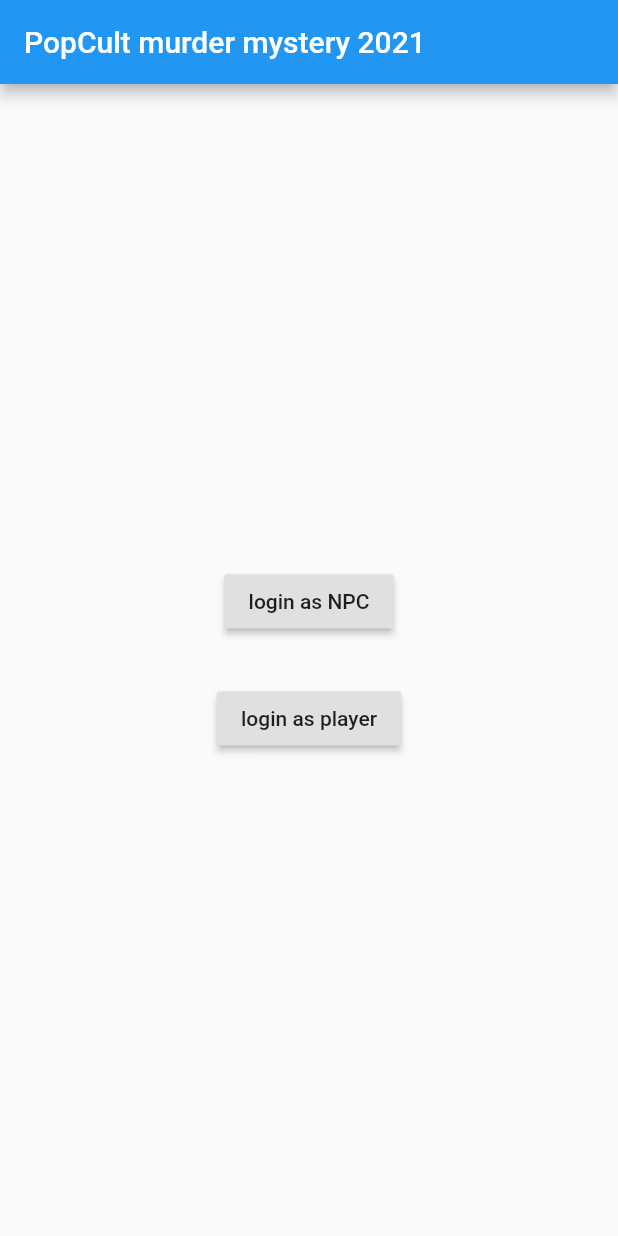
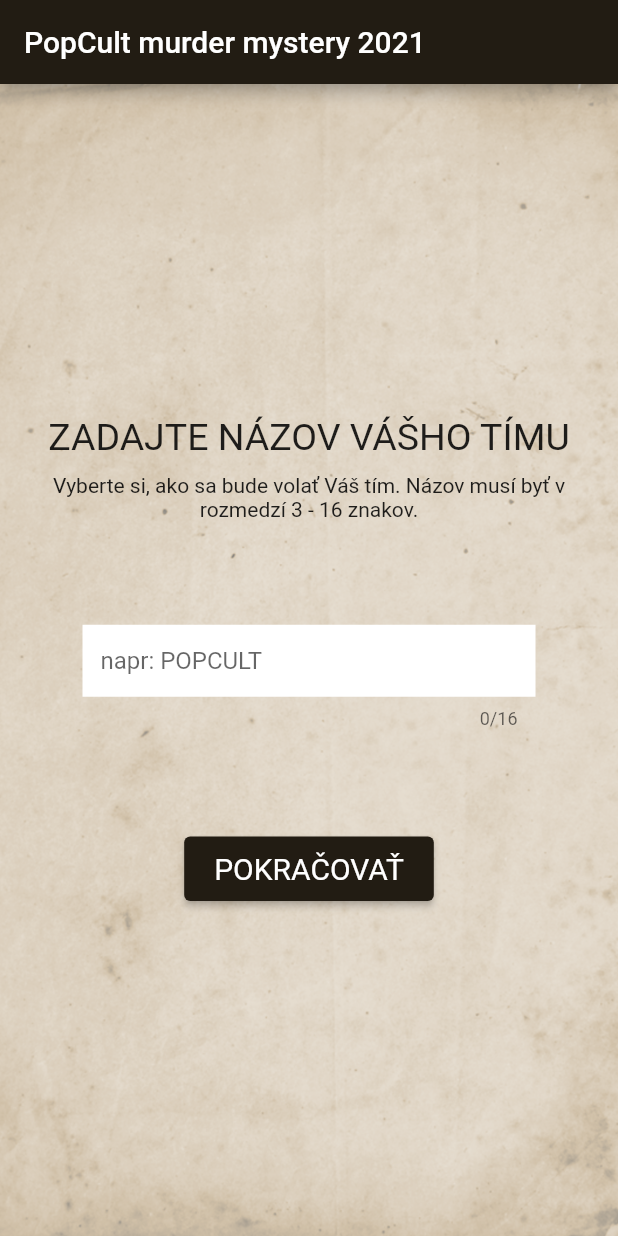
Before and after one commit to Yoda066/murdermystery2021, a Flutter app: the screen it shows after launch, on a phone screen of 412 x 824 dp. Run offline on Flutter 3.47's test engine with Material 2 defaults, Android fonts, the phone set to English and light mode, and no system bars; our stand-ins replace firebase_auth, firebase_core, firebase_database, google_fonts, shared_preferences; accounts and stored records are empty; network calls fail; statements that could not run were skipped.

Commit message:
novy dizajn

```diff
--- a/lib/login/login_screen.dart
+++ b/lib/login/login_screen.dart
@@ -12,19 +12,37 @@ class LoginScreen extends StatelessWidget {
   Widget build(BuildContext context) {
     return Center(
       child: Column(mainAxisAlignment: MainAxisAlignment.center, children: [
-        RaisedButton(
-          onPressed: () {
-            _loginAsNpc(context);
-          },
-          child: const Text('login as NPC'),
+        Expanded(
+          child: SizedBox(),
+          flex: 3,
         ),
-        const SizedBox(height: 30),
-        RaisedButton(
+        Text('ZADAJTE NÁZOV VÁŠHO TÍMU', style: TextStyle(fontSize: 25)),
+        const SizedBox(height: 10),
+        Text(
+          'Vyberte si, ako sa bude volať Váš tím. Názov musí byť v rozmedzí 3 - 16 znakov.',
+          textAlign: TextAlign.center,
+        ),
+        Expanded(child: SizedBox(), flex: 1),
+        Container(
+          padding: EdgeInsets.symmetric(vertical: 0.0, horizontal: 40.0),
+          child: TextField(
+            decoration: InputDecoration(
+              hintText: "napr: POPCULT",
+              filled: true,
+              fillColor: Colors.white,
+              border: InputBorder.none,
+            ),
+            maxLength: 16,
+          ),
+        ),
+        Expanded(child: SizedBox(), flex: 1),
+        ElevatedButton(
           onPressed: () {
             _loginAsPlayer(context);
           },
-          child: const Text('login as player'),
-        )
+          child: const Text('POKRAČOVAŤ'),
+        ),
+        Expanded(child: SizedBox(), flex: 3),
       ]),
     );
   }
--- a/lib/main.dart
+++ b/lib/main.dart
@@ -1,6 +1,7 @@
 import 'package:firebase_auth/firebase_auth.dart';
 import 'package:firebase_core/firebase_core.dart';
 import 'package:flutter/material.dart';
+import 'package:google_fonts/google_fonts.dart';
 import 'package:murdermystery2021/login/login_screen.dart';
 import 'package:murdermystery2021/menu_screen.dart';
 import 'package:murdermystery2021/models/User.dart';
@@ -20,6 +21,22 @@ void main() async {
   runApp(MyApp());
 }
 
+const MaterialColor kPrimaryColor = const MaterialColor(
+  0xFF221c13,
+  const <int, Color>{
+    50: const Color(0xFF221c13),
+    100: const Color(0xFF221c13),
+    200: const Color(0xFF221c13),
+    300: const Color(0xFF221c13),
+    400: const Color(0xFF221c13),
+    500: const Color(0xFF221c13),
+    600: const Color(0xFF221c13),
+    700: const Color(0xFF221c13),
+    800: const Color(0xFF221c13),
+    900: const Color(0xFF221c13),
+  },
+);
+
 class MyApp extends StatelessWidget {
   // This widget is the root of your application.
   @override
@@ -27,8 +44,14 @@ class MyApp extends StatelessWidget {
     return MaterialApp(
       title: 'Murder Mystery 2021',
       theme: ThemeData(
-        primarySwatch: Colors.blue,
+        primarySwatch: kPrimaryColor,
         visualDensity: VisualDensity.adaptivePlatformDensity,
+        fontFamily: GoogleFonts.roboto().fontFamily,
+        elevatedButtonTheme: ElevatedButtonThemeData(
+            style: TextButton.styleFrom(
+                padding: EdgeInsets.symmetric(vertical: 10, horizontal: 20),
+                textStyle:
+                    GoogleFonts.roboto(color: Colors.white, fontSize: 20))),
       ),
       home: MyHomePage(title: 'PopCult murder mystery 2021'),
     );
@@ -55,17 +78,23 @@ class _MyHomePageState extends State<MyHomePage> {
   @override
   Widget build(BuildContext context) {
     return Scaffold(
-      appBar: AppBar(
-        title: Text(getWelcomeString()),
-      ),
-      resizeToAvoidBottomPadding: false,
-      body:
-          _getScreenForUser(), // This trailing comma makes auto-formatting nicer for build methods.
-    );
+        appBar: AppBar(
+          title: Text(getWelcomeString()),
+        ),
+        body: DecoratedBox(
+            decoration: BoxDecoration(
+              image: DecorationImage(
+                  image: AssetImage("images/pozadie.png"), fit: BoxFit.cover),
+            ),
+            child: Container(
+                padding: EdgeInsets.all(15), child: _getScreenForUser()))
+        // This trailing comma makes auto-formatting nicer for build methods.
+        );
   }
 
   Widget _getScreenForUser() {
     if (loggedUser == null) {
+      // return WelcomeScreen();
       return LoginScreen(userChanged: _userChanged);
     } else {
       //do the menu
--- a/pubspec.yaml
+++ b/pubspec.yaml
@@ -15,7 +15,7 @@ publish_to: 'none' # Remove this line if you wish to publish to pub.dev
 # In iOS, build-name is used as CFBundleShortVersionString while build-number used as CFBundleVersion.
 # Read more about iOS versioning at
 # https://developer.apple.com/library/archive/documentation/General/Reference/InfoPlistKeyReference/Articles/CoreFoundationKeys.html
-version: 1.0.2+5
+version: 1.0.3+6
 
 environment:
   sdk: ">=2.7.0 <3.0.0"
@@ -23,10 +23,11 @@ environment:
 dependencies:
   cloud_firestore:
   firebase_database:
-  firebase_core: ^0.5.0
+  firebase_core: ^1.7.0
   cached_network_image:
   firebase_auth:
   shared_preferences:
+  google_fonts: ^2.1.0
   http: any
   flutter:
     sdk: flutter
```
Also changed, not shown: lib/menu_screen.dart (+39 -13 lines), lib/npc_detail_screen.dart (+45 -20 lines), lib/npc_list/npc_list_item.dart (+54 -38 lines), lib/npc_list/npc_list_screen.dart (+10 -2 lines), lib/scnene_screen.dart (+14 -3 lines), lib/welcome_screen.dart (added, +37 -0 lines), images/ikona.png (added), images/pozadie.png (added), pubspec.lock, 1 other file.
